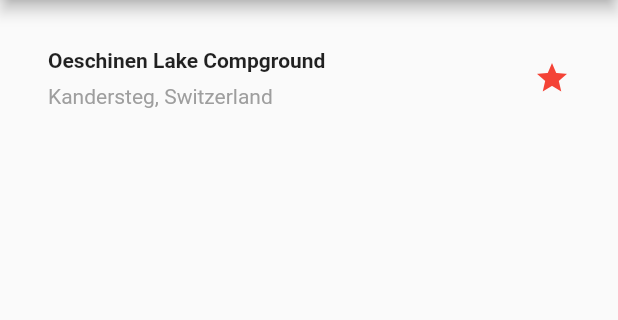
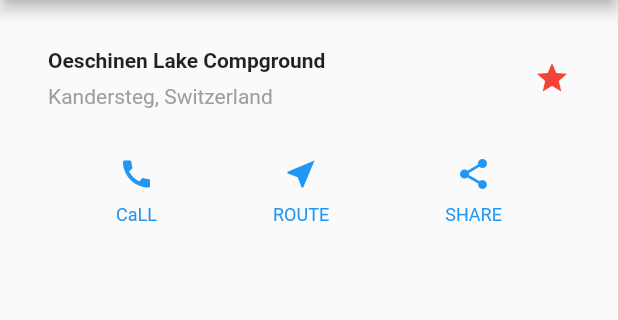
Before and after one commit to wk-j/flutter-layout, a Flutter app: the screen it shows after launch, on a phone screen of 412 x 824 dp, the part 84-404 px from its top. Run offline on Flutter 3.47's test engine with Material 2 defaults, Android fonts, the phone set to English and light mode, and no system bars.

Commit message:
Added button

```diff
--- a/lib/main.dart
+++ b/lib/main.dart
@@ -3,6 +3,25 @@ import 'package:flutter/material.dart';
 void main() => runApp(MyApp());
 
 class MyApp extends StatelessWidget {
+  Column _buildButtonColumn(Color color, IconData icon, String label) {
+    return Column(
+      mainAxisSize: MainAxisSize.min,
+      mainAxisAlignment: MainAxisAlignment.center,
+      children: [
+        Icon(icon, color: color),
+        Container(
+          margin: EdgeInsets.only(top: 8),
+          child: Text(label,
+              style: TextStyle(
+                fontSize: 12,
+                fontWeight: FontWeight.w400,
+                color: color,
+              )),
+        )
+      ],
+    );
+  }
+
   Widget titleSection = Container(
     padding: const EdgeInsets.all(32),
     child: Row(
@@ -32,6 +51,19 @@ class MyApp extends StatelessWidget {
 
   @override
   Widget build(BuildContext context) {
+    Color color = Theme.of(context).primaryColor;
+
+    Widget buttonSection = Container(
+      child: Row(
+        mainAxisAlignment: MainAxisAlignment.spaceEvenly,
+        children: <Widget>[
+          _buildButtonColumn(color, Icons.call, "CaLL"),
+          _buildButtonColumn(color, Icons.near_me, "ROUTE"),
+          _buildButtonColumn(color, Icons.share, "SHARE"),
+        ],
+      ),
+    );
+
     return MaterialApp(
         title: 'Flutter layout',
         theme: ThemeData(
@@ -41,7 +73,12 @@ class MyApp extends StatelessWidget {
           appBar: AppBar(
             title: Text("Flutter layout"),
           ),
-          body: Column(children: [titleSection]),
+          body: Column(
+            children: [
+              titleSection,
+              buttonSection,
+            ],
+          ),
         ));
   }
 }
```
